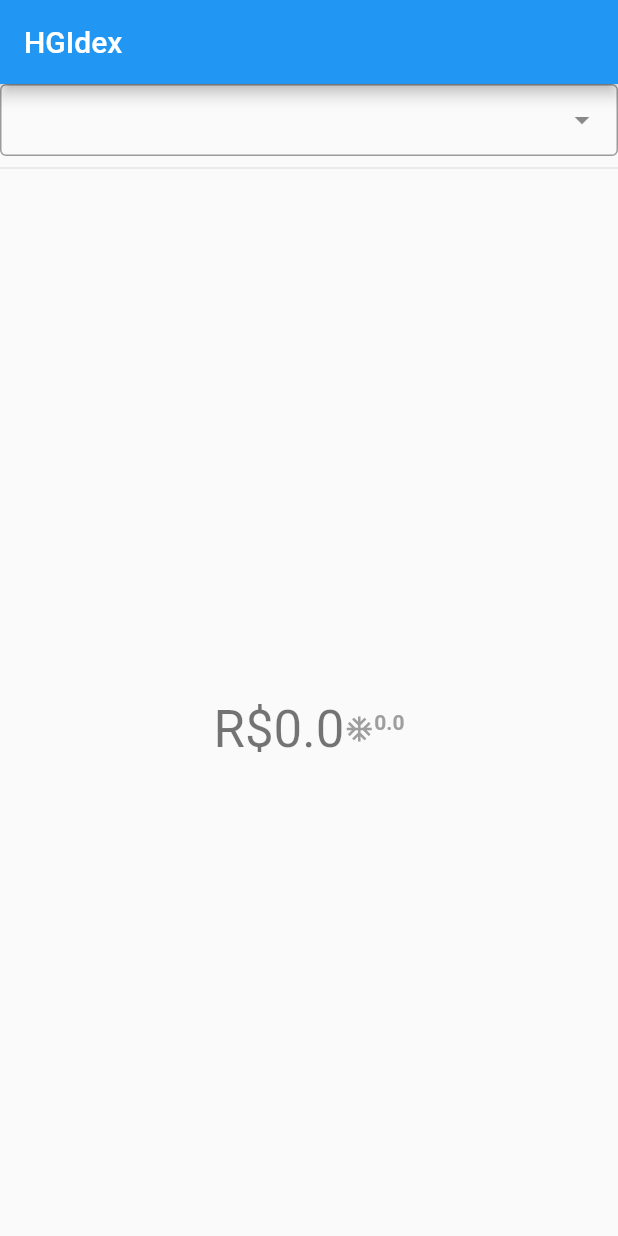
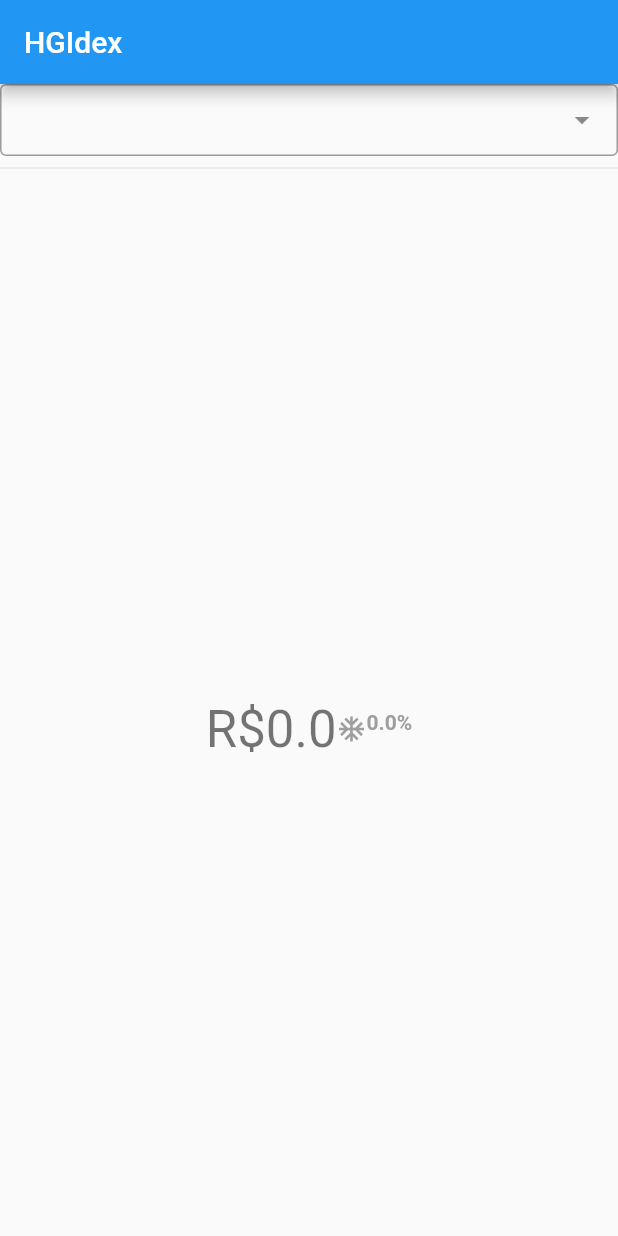
Before and after one commit to JoeAlisson/hg-market-value, a Flutter app: the screen it shows after launch, on a phone screen of 412 x 824 dp. Run offline on Flutter 3.47's test engine with Material 2 defaults, Android fonts, the phone set to English and light mode, and no system bars; drawn by our look-alikes of dropdown_search.

Commit message:
Add percent symbol

```diff
--- a/lib/ui/idex.dart
+++ b/lib/ui/idex.dart
@@ -68,7 +68,7 @@ class _HGIdexState extends State<HGIdex> {
                     Icon(_change == 0 ? Icons.ac_unit : _change < 0 ? Icons.arrow_downward_rounded : Icons.arrow_upward_rounded,
                         color: _change == 0 ? Colors.grey : _change > 0 ? Colors.green : Colors.red,
                         size: 20),
-                    Text("$_change",
+                    Text("$_change%",
                       style: TextStyle(
                           color: _change == 0 ? Colors.grey : _change > 0 ? Colors.green : Colors.red,
                           fontWeight: FontWeight.bold,
```
